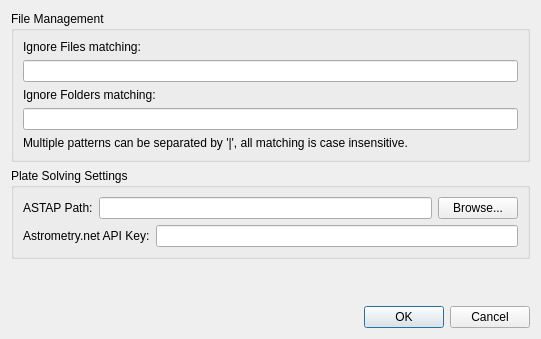
Qt form photonfinder/ui/SettingsDialog.ui (bcolyn/PhotonFinder) before a commit.
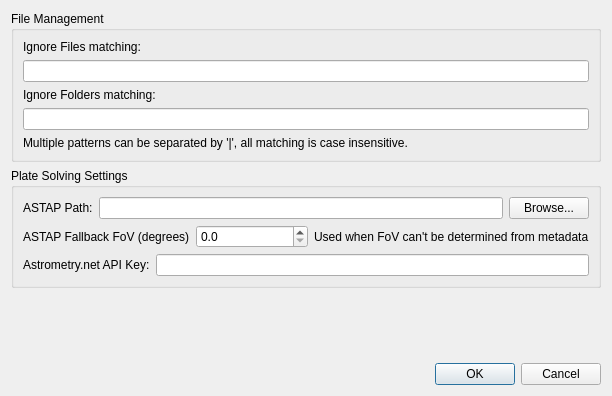
The same form after that commit.

Commit message: Allow user to set fallback field-of-view for ASTAP

The edit to the form file:
```diff
--- a/photonfinder/ui/SettingsDialog.ui
+++ b/photonfinder/ui/SettingsDialog.ui
@@ -6,8 +6,8 @@
    <rect>
     <x>0</x>
     <y>0</y>
-    <width>541</width>
-    <height>339</height>
+    <width>612</width>
+    <height>396</height>
    </rect>
   </property>
   <property name="windowTitle">
@@ -87,6 +87,34 @@
         </item>
        </layout>
       </item>
+      <item>
+       <layout class="QHBoxLayout" name="horizontalLayout">
+        <property name="topMargin">
+         <number>0</number>
+        </property>
+        <item>
+         <widget class="QLabel" name="label_4">
+          <property name="text">
+           <string>ASTAP Fallback FoV (degrees)</string>
+          </property>
+         </widget>
+        </item>
+        <item>
+         <widget class="QDoubleSpinBox" name="astap_fov_edit">
+          <property name="decimals">
+           <number>1</number>
+          </property>
+         </widget>
+        </item>
+        <item>
+         <widget class="QLabel" name="label_5">
+          <property name="text">
+           <string>Used when FoV can't be determined from metadata</string>
+          </property>
+         </widget>
+        </item>
+       </layout>
+      </item>
       <item>
        <layout class="QHBoxLayout" name="astrometry_layout">
         <item>
```
The commit also changes 4 other files.
